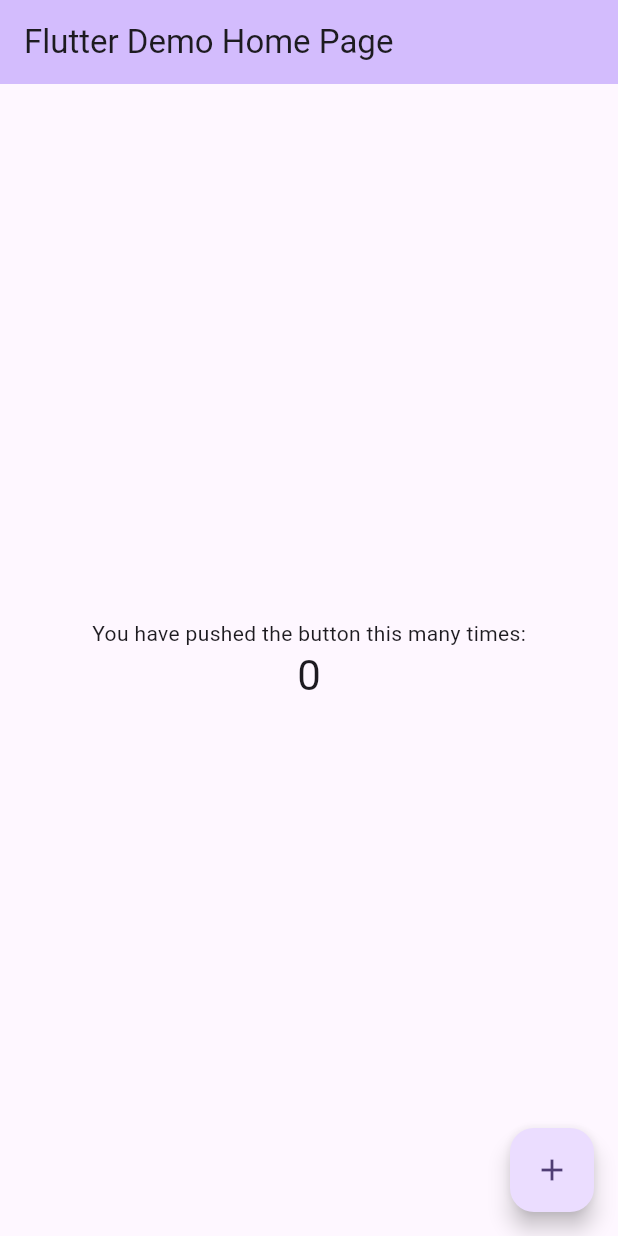
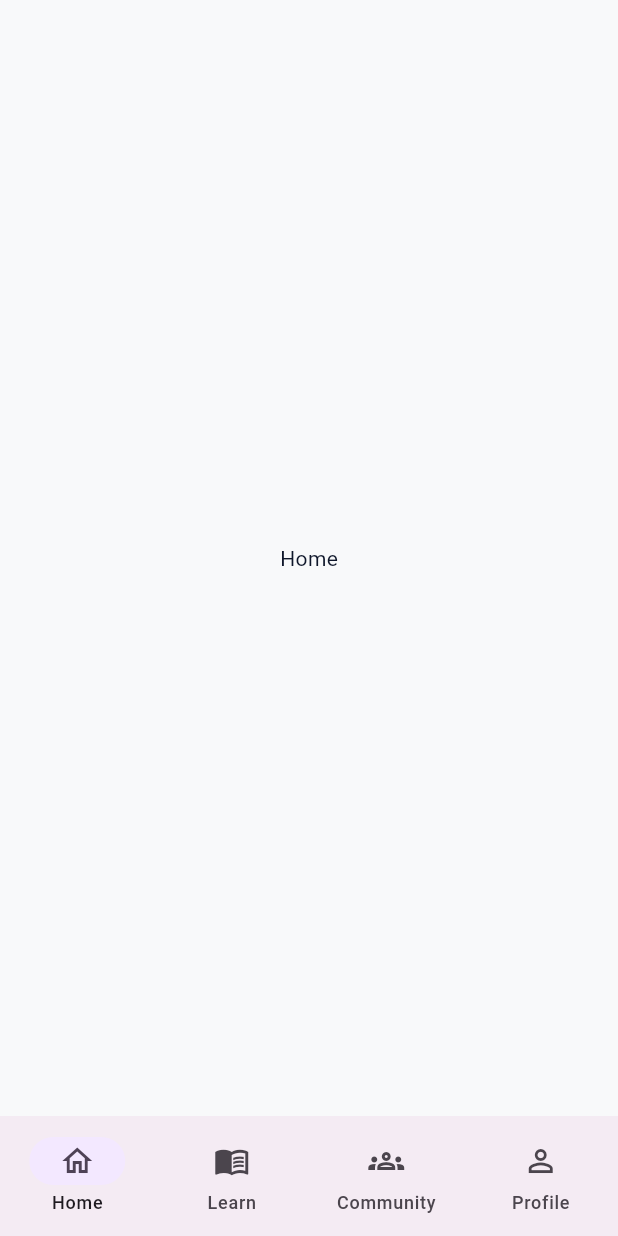
Before and after one commit to Umutoni123-aa/techsisters, a Flutter app: the screen it shows after launch, on a phone screen of 412 x 824 dp. Run offline on Flutter 3.47's test engine with Material 3 defaults, Android fonts, the phone set to English and light mode, and no system bars; our stand-ins replace flutter_bloc.

Commit message:
feat: add bottom navigation with 4 tabs

```diff
--- a/lib/main.dart
+++ b/lib/main.dart
@@ -1,121 +1,25 @@
 import 'package:flutter/material.dart';
+import 'package:flutter_bloc/flutter_bloc.dart';
+import 'core/theme/app_theme.dart';
+import 'presentation/navigation/main_shell.dart';
+import 'presentation/navigation/navigation_cubit.dart';
 
 void main() {
-  runApp(const MyApp());
+  runApp(const TechSistersApp());
 }
 
-class MyApp extends StatelessWidget {
-  const MyApp({super.key});
-
-  // This widget is the root of your application.
-  @override
-  Widget build(BuildContext context) {
-    return MaterialApp(
-      title: 'Flutter Demo',
-      theme: ThemeData(
-        // This is the theme of your application.
-        //
-        // TRY THIS: Try running your application with "flutter run". You'll see
-        // the application has a purple toolbar. Then, without quitting the app,
-        // try changing the seedColor in the colorScheme below to Colors.green
-        // and then invoke "hot reload" (save your changes or press the "hot
-        // reload" button in a Flutter-supported IDE, or press "r" if you used
-        // the command line to start the app).
-        //
-        // Notice that the counter didn't reset back to zero; the application
-        // state is not lost during the reload. To reset the state, use hot
-        // restart instead.
-        //
-        // This works for code too, not just values: Most code changes can be
-        // tested with just a hot reload.
-        colorScheme: .fromSeed(seedColor: Colors.deepPurple),
-      ),
-      home: const MyHomePage(title: 'Flutter Demo Home Page'),
-    );
-  }
-}
-
-class MyHomePage extends StatefulWidget {
-  const MyHomePage({super.key, required this.title});
-
-  // This widget is the home page of your application. It is stateful, meaning
-  // that it has a State object (defined below) that contains fields that affect
-  // how it looks.
-
-  // This class is the configuration for the state. It holds the values (in this
-  // case the title) provided by the parent (in this case the App widget) and
-  // used by the build method of the State. Fields in a Widget subclass are
-  // always marked "final".
-
-  final String title;
-
-  @override
-  State<MyHomePage> createState() => _MyHomePageState();
-}
-
-class _MyHomePageState extends State<MyHomePage> {
-  int _counter = 0;
-
-  void _incrementCounter() {
-    setState(() {
-      // This call to setState tells the Flutter framework that something has
-      // changed in this State, which causes it to rerun the build method below
-      // so that the display can reflect the updated values. If we changed
-      // _counter without calling setState(), then the build method would not be
-      // called again, and so nothing would appear to happen.
-      _counter++;
-    });
-  }
+class TechSistersApp extends StatelessWidget {
+  const TechSistersApp({super.key});
 
   @override
   Widget build(BuildContext context) {
-    // This method is rerun every time setState is called, for instance as done
-    // by the _incrementCounter method above.
-    //
-    // The Flutter framework has been optimized to make rerunning build methods
-    // fast, so that you can just rebuild anything that needs updating rather
-    // than having to individually change instances of widgets.
-    return Scaffold(
-      appBar: AppBar(
-        // TRY THIS: Try changing the color here to a specific color (to
-        // Colors.amber, perhaps?) and trigger a hot reload to see the AppBar
-        // change color while the other colors stay the same.
-        backgroundColor: Theme.of(context).colorScheme.inversePrimary,
-        // Here we take the value from the MyHomePage object that was created by
-        // the App.build method, and use it to set our appbar title.
-        title: Text(widget.title),
-      ),
-      body: Center(
-        // Center is a layout widget. It takes a single child and positions it
-        // in the middle of the parent.
-        child: Column(
-          // Column is also a layout widget. It takes a list of children and
-          // arranges them vertically. By default, it sizes itself to fit its
-          // children horizontally, and tries to be as tall as its parent.
-          //
-          // Column has various properties to control how it sizes itself and
-          // how it positions its children. Here we use mainAxisAlignment to
-          // center the children vertically; the main axis here is the vertical
-          // axis because Columns are vertical (the cross axis would be
-          // horizontal).
-          //
-          // TRY THIS: Invoke "debug painting" (choose the "Toggle Debug Paint"
-          // action in the IDE, or press "p" in the console), to see the
-          // wireframe for each widget.
-          mainAxisAlignment: .center,
-          children: [
-            const Text('You have pushed the button this many times:'),
-            Text(
-              '$_counter',
-              style: Theme.of(context).textTheme.headlineMedium,
-            ),
-          ],
-        ),
-      ),
-      floatingActionButton: FloatingActionButton(
-        onPressed: _incrementCounter,
-        tooltip: 'Increment',
-        child: const Icon(Icons.add),
+    return BlocProvider(
+      create: (_) => NavigationCubit(),
+      child: MaterialApp(
+        title: 'TechSisters',
+        debugShowCheckedModeBanner: false,
+        theme: AppTheme.light,
+        home: const MainShell(),
       ),
     );
   }
--- /dev/null
+++ b/lib/presentation/navigation/main_shell.dart
@@ -0,0 +1,43 @@
+import 'package:flutter/material.dart';
+import 'package:flutter_bloc/flutter_bloc.dart';
+import '../../core/theme/app_theme.dart';
+import 'navigation_cubit.dart';
+
+class MainShell extends StatelessWidget {
+  const MainShell({super.key});
+
+  // Temporary pages.
+  static const List<Widget> _pages = [
+    Center(child: Text('Home')),
+    Center(child: Text('Learn')),
+    Center(child: Text('Community')),
+    Center(child: Text('Profile')),
+  ];
+
+  @override
+  Widget build(BuildContext context) {
+    return BlocBuilder<NavigationCubit, int>(
+      builder: (context, currentIndex) {
+        return Scaffold(
+          body: SafeArea(child: _pages[currentIndex]),
+          bottomNavigationBar: NavigationBar(
+            selectedIndex: currentIndex,
+            indicatorColor: AppColors.violetSurface,
+            onDestinationSelected: (index) =>
+                context.read<NavigationCubit>().selectTab(index),
+            destinations: const [
+              NavigationDestination(
+                  icon: Icon(Icons.home_outlined), label: 'Home'),
+              NavigationDestination(
+                  icon: Icon(Icons.menu_book_outlined), label: 'Learn'),
+              NavigationDestination(
+                  icon: Icon(Icons.groups_outlined), label: 'Community'),
+              NavigationDestination(
+                  icon: Icon(Icons.person_outline), label: 'Profile'),
+            ],
+          ),
+        );
+      },
+    );
+  }
+}
```
